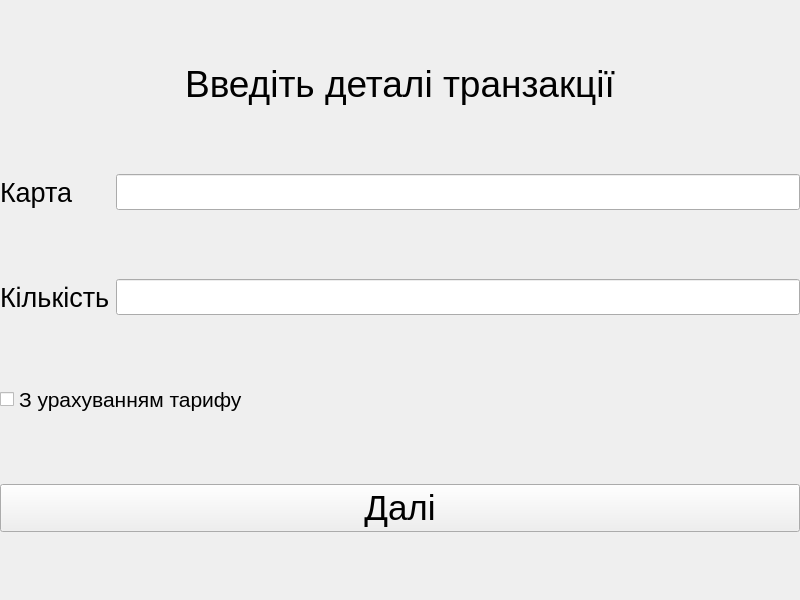
Old version of the form transaction_screen.ui in the repository Anoromi/upa_atm.
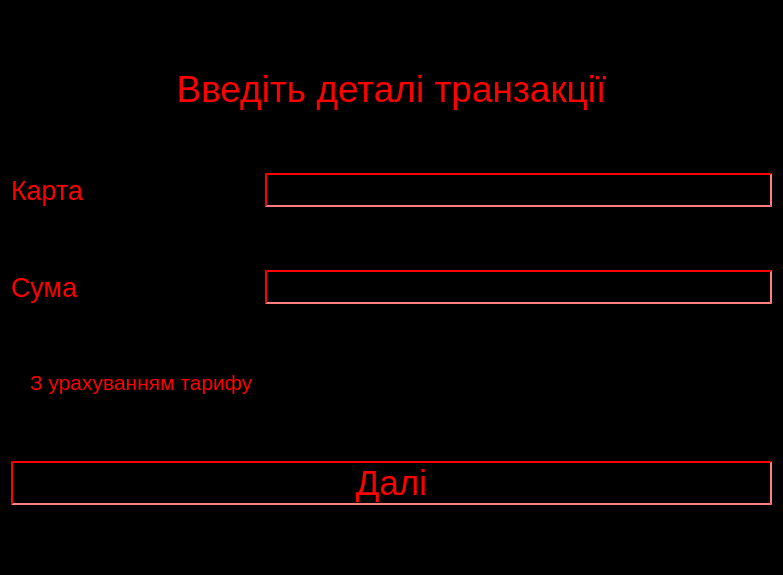
New version of the form.

```diff
--- a/transaction_screen.ui
+++ b/transaction_screen.ui
@@ -1,89 +1,135 @@
 <?xml version="1.0" encoding="UTF-8"?>
 <ui version="4.0">
- <class>transaction_screen</class>
- <widget class="QWidget" name="transaction_screen">
+ <class>TransactionScreen</class>
+ <widget class="QWidget" name="TransactionScreen">
   <property name="geometry">
    <rect>
     <x>0</x>
     <y>0</y>
-    <width>800</width>
-    <height>600</height>
+    <width>783</width>
+    <height>575</height>
    </rect>
   </property>
   <property name="windowTitle">
    <string>Form</string>
   </property>
-  <widget class="QWidget" name="gridWidget" native="true">
-   <property name="geometry">
-    <rect>
-     <x>0</x>
-     <y>0</y>
-     <width>800</width>
-     <height>600</height>
-    </rect>
-   </property>
-   <layout class="QGridLayout" name="gridLayout_2" rowminimumheight="0,0,0,0,0,0">
-    <item row="3" column="0">
-     <widget class="QLabel" name="label_3">
+  <property name="styleSheet">
+   <string notr="true">background: rgb(0,0,0)</string>
+  </property>
+  <layout class="QGridLayout" name="gridLayout">
+   <item row="2" column="0">
+    <widget class="QLabel" name="cardText">
       <property name="font">
        <font>
         <pointsize>20</pointsize>
        </font>
       </property>
+     <property name="styleSheet">
+      <string notr="true">color: rgb(255,0,0);
+background-color: rgb(0,0,0);</string>
+     </property>
       <property name="text">
-       <string>Кількість</string>
+      <string>Карта</string>
       </property>
      </widget>
     </item>
-    <item row="3" column="1">
-     <widget class="QLineEdit" name="money">
+   <item row="2" column="1">
+    <widget class="QLineEdit" name="card">
       <property name="font">
        <font>
         <pointsize>18</pointsize>
        </font>
       </property>
-     </widget>
-    </item>
-    <item row="4" column="0" colspan="2">
+     <property name="styleSheet">
+      <string notr="true">color: rgb(255,0,0);
+background-color: rgb(0,0,0);
+
+border-style: inset;
+border-color: rgb(255,0,0);
+border-width: 2px;</string>
+     </property>
+    </widget>
+   </item>
+   <item row="7" column="0">
      <widget class="QCheckBox" name="withTariff">
       <property name="font">
        <font>
         <pointsize>16</pointsize>
        </font>
       </property>
+     <property name="styleSheet">
+      <string notr="true">color: rgb(255,0,0);</string>
+     </property>
       <property name="text">
        <string>З урахуванням тарифу</string>
       </property>
      </widget>
     </item>
-    <item row="2" column="1">
-     <widget class="QLineEdit" name="card">
-      <property name="font">
-       <font>
-        <pointsize>18</pointsize>
-       </font>
-      </property>
-     </widget>
-    </item>
-    <item row="2" column="0">
-     <widget class="QLabel" name="label">
+   <item row="5" column="0">
+    <widget class="QLabel" name="moneyText">
       <property name="font">
        <font>
         <pointsize>20</pointsize>
        </font>
       </property>
+     <property name="styleSheet">
+      <string notr="true">color: rgb(255,0,0);
+background-color: rgb(0,0,0);</string>
+     </property>
       <property name="text">
-       <string>Карта</string>
+      <string>Сума</string>
       </property>
      </widget>
     </item>
-    <item row="5" column="0" colspan="2">
+   <item row="5" column="1">
+    <widget class="QLineEdit" name="money">
+     <property name="sizePolicy">
+      <sizepolicy hsizetype="Expanding" vsizetype="Fixed">
+       <horstretch>0</horstretch>
+       <verstretch>0</verstretch>
+      </sizepolicy>
+     </property>
+     <property name="font">
+      <font>
+       <pointsize>18</pointsize>
+      </font>
+     </property>
+     <property name="styleSheet">
+      <string notr="true">color: rgb(255,0,0);
+background-color: rgb(0,0,0);
+
+border-style: inset;
+border-color: rgb(255,0,0);
+border-width: 2px;</string>
+     </property>
+    </widget>
+   </item>
+   <item row="8" column="0" colspan="2">
      <widget class="QPushButton" name="submitButton">
       <property name="font">
        <font>
         <pointsize>26</pointsize>
        </font>
       </property>
+     <property name="styleSheet">
+      <string notr="true">QPushButton#submitButton {
+	color: rgb(255,0,0);
+	background-color: rgb(0,0,0);
+
+	border-style: inset;
+	border-color: rgb(255,0,0);
+	border-width: 2px;
+}
+
+
+QPushButton#submitButton::hover {
+	color: rgb(0,0,0);
+	background-color: rgb(255,0,0);
+
+	border-color: rgb(0,0,0);
+	border-width: 2px;
+}</string>
+     </property>
       <property name="text">
        <string>Далі</string>
       </property>
@@ -92,8 +138,8 @@
       </property>
      </widget>
     </item>
-    <item row="0" column="0" colspan="2">
-     <widget class="QLabel" name="label_2">
+   <item row="1" column="0" colspan="2">
+    <widget class="QLabel" name="captionText">
       <property name="sizePolicy">
        <sizepolicy hsizetype="Preferred" vsizetype="Fixed">
         <horstretch>0</horstretch>
@@ -105,6 +151,11 @@
         <pointsize>28</pointsize>
        </font>
       </property>
+     <property name="styleSheet">
+      <string notr="true">color: rgb(255,0,0);
+background-color: rgb(0,0,0);
+</string>
+     </property>
       <property name="text">
        <string>Введіть деталі транзакції</string>
       </property>
@@ -115,11 +166,6 @@
     </item>
    </layout>
   </widget>
- </widget>
- <tabstops>
-  <tabstop>card</tabstop>
-  <tabstop>money</tabstop>
- </tabstops>
  <resources/>
  <connections/>
 </ui>
```
Lines whose indentation alone changed are shown as unchanged.
